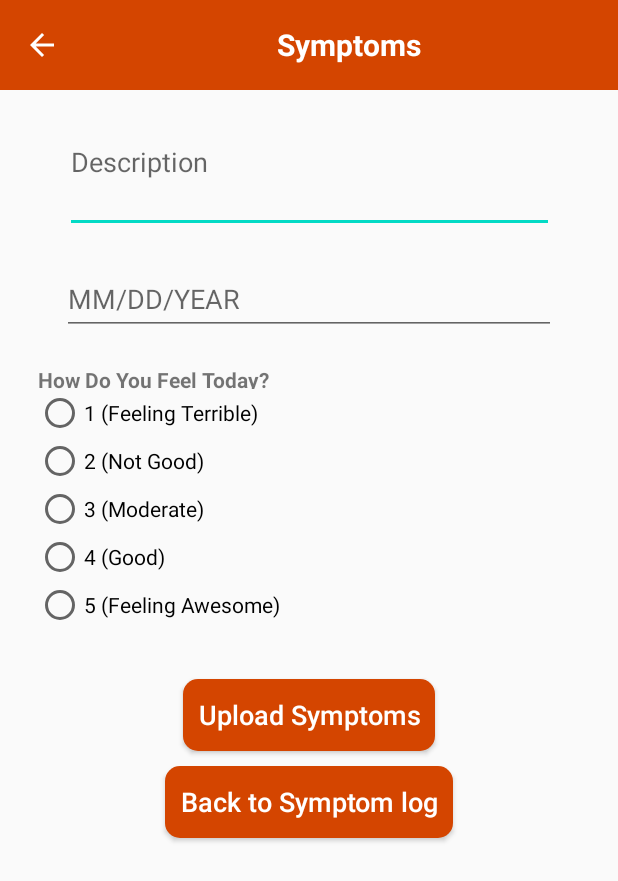
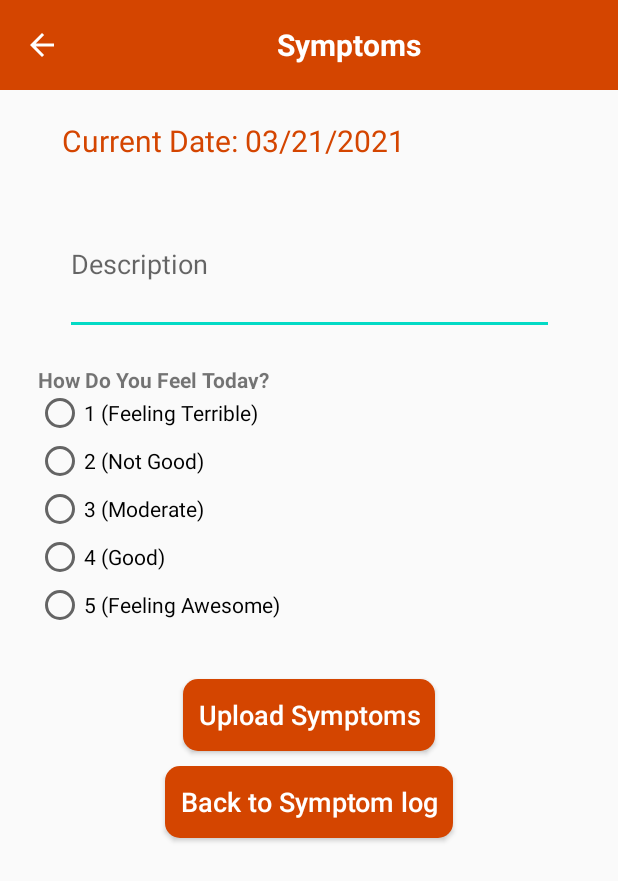
Before and after one commit to Yixing-Chen-Shawn/Fever_Detection_App, an Android app: the ManualSymptomActivity screen opened directly, with no data from a screen before it, on a phone screen of 412 x 824 dp. Shown: the top 881 px of the screen. Run offline under Robolectric (Android 15) with nearby library versions, the phone set to English and light mode, and no system bars; libraries missing offline, so code that uses them is left out: cn.bmob.v3; 2 statements that could not run were skipped.

Commit message:
sprint 3 finished

```diff
--- a/app/src/main/java/com/CIS400/fever_detection_app/activity/ManualSymptomActivity.java
+++ b/app/src/main/java/com/CIS400/fever_detection_app/activity/ManualSymptomActivity.java
@@ -22,6 +22,8 @@ import com.CIS400.fever_detection_app.data.Symptoms;
 import com.CIS400.fever_detection_app.fragments.meFragment;
 import com.google.android.material.snackbar.Snackbar;
 
+import java.text.SimpleDateFormat;
+import java.util.Calendar;
 import java.util.ArrayList;
 import java.util.List;
 
@@ -44,7 +46,11 @@ public class ManualSymptomActivity extends BaseActivity{
     private MyUser user;
     private List datel, descriptonl, ratingl;
     private Fragment mFrag1;
-    private EditText dateInput, descriptionInput;
+    private Calendar calendar;
+    private SimpleDateFormat dateFormat;
+    private String date;
+    private TextView dateInput;
+    private EditText descriptionInput;
     private ImageView back;
 
 
@@ -54,12 +60,16 @@ public class ManualSymptomActivity extends BaseActivity{
         setContentView(R.layout.activity_manual_symptoms);
         Bmob.initialize(this, "2de9dc3c787359faf54d36e92a2bbfb0");
 
+        calendar = Calendar.getInstance();
+        dateFormat = new SimpleDateFormat("MM/dd/yyyy");
+        date = dateFormat.format(calendar.getTime());
         saveButton = (Button) findViewById(R.id.saveButton);
         backButton = (Button) findViewById(R.id.BackButton);
         back = (ImageView) findViewById(R.id.back_manualSymptom);
 
         descriptionInput = (EditText) findViewById(R.id.descriptionInput);
-        dateInput = (EditText)  findViewById(R.id.dateInput);
+        dateInput = (TextView) findViewById(R.id.dateInput);
+        dateInput.setText("Current Date: " + date);
 
         /*
         RadioButton one = (RadioButton) findViewById(R.id.One);
@@ -91,7 +101,7 @@ public class ManualSymptomActivity extends BaseActivity{
                 //Get radio button info
                 //radioGroup = (RadioGroup) findViewById(R.id.radioGroup);
                 int selectedId = radioGroup.getCheckedRadioButtonId();
-                String dateInputs = dateInput.getText().toString().trim();
+                String dateInputs = dateInput.getText().toString().substring(14).trim();
                 String descriptionInputs = descriptionInput.getText().toString().trim();
                 String ratings = radioButton.getText().toString();
                 datel = user.getSymptomDates();
@@ -105,15 +115,15 @@ public class ManualSymptomActivity extends BaseActivity{
 
 
                 //Check if entries are empty
-                if (dateInput.getText().toString().trim().matches("") || descriptionInput.getText().toString().trim().matches("")) {
+                /*if (dateInput.getText().toString().trim().matches("") || descriptionInput.getText().toString().trim().matches("")) {
                     Toast.makeText(ManualSymptomActivity.this, "Error: Fill in all items", Toast.LENGTH_LONG).show();
                     return;
-                }
+                }*/
 
-                if (!dateInput.getText().toString().trim().matches("^(0[1-9]|1[012])[- /.](0[1-9]|[12][0-9]|3[01])[- /.](19|20)\\d\\d$")) {
+               /* if (!dateInput.getText().toString().trim().matches("^(0[1-9]|1[012])[- /.](0[1-9]|[12][0-9]|3[01])[- /.](19|20)\\d\\d$")) {
                     Toast.makeText(ManualSymptomActivity.this, "Date Format Error: Use format MM/DD/YEAR", Toast.LENGTH_LONG).show();
                     return;
-                }
+                }*/
 
                 if(datel.contains(dateInputs)){
                     int idx = datel.indexOf(dateInputs);
--- a/app/src/main/res/layout/activity_manual_health.xml
+++ b/app/src/main/res/layout/activity_manual_health.xml
@@ -48,7 +48,7 @@
 
     </LinearLayout>
 
-    <EditText
+    <TextView
         android:id="@+id/dateInput_date"
         android:layout_width="329dp"
         android:layout_height="48dp"
@@ -59,7 +59,8 @@
         android:layout_marginRight="30dp"
         android:ems="10"
         android:hint="MM/DD/YEAR"
-        android:textSize="13dp"
+        android:textSize="20dp"
+        android:textColor="@color/orange"
         android:inputType="date"
         app:layout_constraintEnd_toEndOf="parent"
         app:layout_constraintStart_toStartOf="parent"
--- a/app/src/main/res/layout/activity_manual_symptoms.xml
+++ b/app/src/main/res/layout/activity_manual_symptoms.xml
@@ -46,6 +46,24 @@
 
     </LinearLayout>
 
+    <TextView
+        android:id="@+id/dateInput"
+        android:layout_width="329dp"
+        android:layout_height="48dp"
+        android:layout_marginStart="30dp"
+        android:layout_marginLeft="30dp"
+        android:layout_marginTop="20dp"
+        android:layout_marginEnd="30dp"
+        android:layout_marginRight="30dp"
+        android:ems="10"
+        android:hint="MM/DD/YEAR"
+        android:textSize="20dp"
+        android:textColor="@color/orange"
+        android:inputType="date"
+        app:layout_constraintEnd_toEndOf="parent"
+        app:layout_constraintStart_toStartOf="parent"
+        app:layout_constraintTop_toBottomOf="@+id/topbar" />
+
     <EditText
         android:id="@+id/descriptionInput"
         android:layout_width="326dp"
@@ -61,23 +79,7 @@
         android:inputType="textMultiLine"
         app:layout_constraintEnd_toEndOf="parent"
         app:layout_constraintStart_toStartOf="parent"
-        app:layout_constraintTop_toBottomOf="@+id/topbar" />
-
-    <EditText
-        android:id="@+id/dateInput"
-        android:layout_width="329dp"
-        android:layout_height="48dp"
-        android:layout_marginStart="30dp"
-        android:layout_marginLeft="30dp"
-        android:layout_marginTop="20dp"
-        android:layout_marginEnd="30dp"
-        android:layout_marginRight="30dp"
-        android:ems="10"
-        android:hint="MM/DD/YEAR"
-        android:inputType="date"
-        app:layout_constraintEnd_toEndOf="parent"
-        app:layout_constraintStart_toStartOf="parent"
-        app:layout_constraintTop_toBottomOf="@+id/descriptionInput" />
+        app:layout_constraintTop_toBottomOf="@+id/dateInput" />
 
     <TextView
         android:id="@+id/textView3"
@@ -92,7 +94,7 @@
         android:textStyle="bold"
         app:layout_constraintEnd_toEndOf="parent"
         app:layout_constraintStart_toStartOf="parent"
-        app:layout_constraintTop_toBottomOf="@+id/dateInput" />
+        app:layout_constraintTop_toBottomOf="@+id/descriptionInput" />
 
     <RadioGroup
         android:id="@+id/radioGroup"
```
Also changed, not shown: app/src/main/java/com/CIS400/fever_detection_app/activity/ManualHealthActivity.java (+16 -5 lines).
